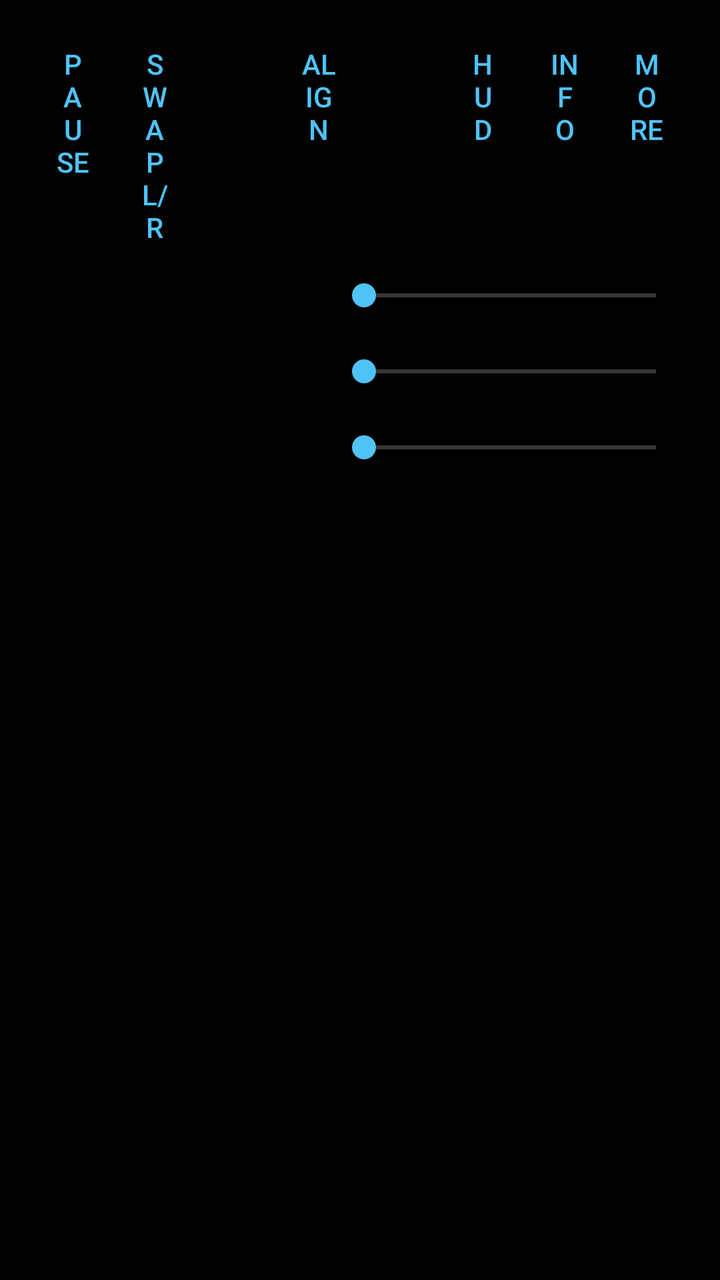
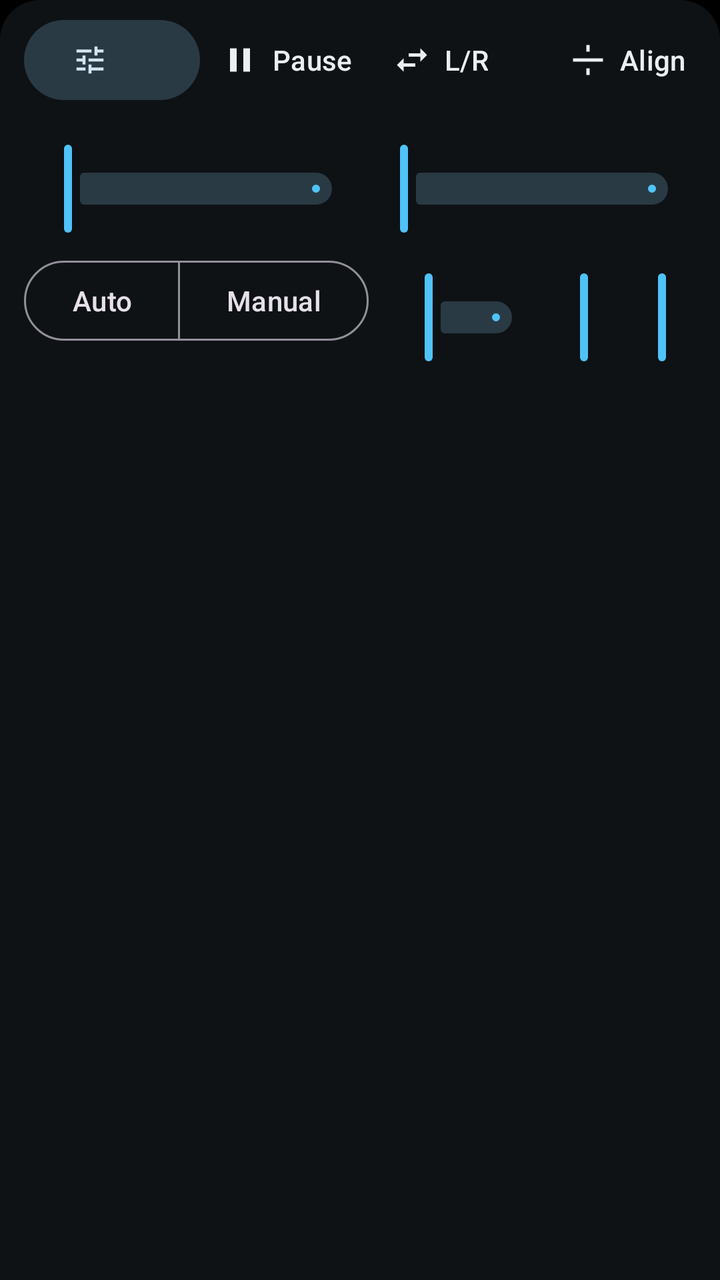

Two renders of the same Android screen: before a commit and after it. Below are the layout's source before the change and the commit's diff.
<!-- AndroidManifest.xml: application theme Theme.StereoView -->
<!-- res/layout/overlay_controls.xml -->
<?xml version="1.0" encoding="utf-8"?>
<LinearLayout xmlns:android="http://schemas.android.com/apk/res/android"
    android:layout_width="match_parent"
    android:layout_height="wrap_content"
    android:background="@color/panel_background"
    android:orientation="vertical"
    android:paddingHorizontal="16dp"
    android:paddingVertical="8dp">

    <LinearLayout
        android:layout_width="match_parent"
        android:layout_height="wrap_content"
        android:orientation="horizontal">

        <Button
            android:id="@+id/playButton"
            style="?android:attr/buttonBarButtonStyle"
            android:layout_width="0dp"
            android:layout_height="wrap_content"
            android:layout_weight="1"
            android:text="@string/pause" />

        <Button
            android:id="@+id/swapButton"
            style="?android:attr/buttonBarButtonStyle"
            android:layout_width="0dp"
            android:layout_height="wrap_content"
            android:layout_weight="1"
            android:text="@string/swap" />

        <Button
            android:id="@+id/scaleButton"
            style="?android:attr/buttonBarButtonStyle"
            android:layout_width="0dp"
            android:layout_height="wrap_content"
            android:layout_weight="1" />

        <Button
            android:id="@+id/alignButton"
            style="?android:attr/buttonBarButtonStyle"
            android:layout_width="0dp"
            android:layout_height="wrap_content"
            android:layout_weight="1"
            android:text="@string/align" />

        <Button
            android:id="@+id/exposureModeButton"
            style="?android:attr/buttonBarButtonStyle"
            android:layout_width="0dp"
            android:layout_height="wrap_content"
            android:layout_weight="1" />

        <Button
            android:id="@+id/hudButton"
            style="?android:attr/buttonBarButtonStyle"
            android:layout_width="0dp"
            android:layout_height="wrap_content"
            android:layout_weight="1"
            android:text="@string/hud" />

        <Button
            android:id="@+id/infoButton"
            style="?android:attr/buttonBarButtonStyle"
            android:layout_width="0dp"
            android:layout_height="wrap_content"
            android:layout_weight="1"
            android:text="@string/info" />

        <Button
            android:id="@+id/moreButton"
            style="?android:attr/buttonBarButtonStyle"
            android:layout_width="0dp"
            android:layout_height="wrap_content"
            android:layout_weight="1"
            android:text="@string/more" />
    </LinearLayout>

    <LinearLayout
        android:layout_width="match_parent"
        android:layout_height="wrap_content"
        android:gravity="center_vertical"
        android:orientation="horizontal">

        <TextView
            android:id="@+id/convergenceLabel"
            android:layout_width="150dp"
            android:layout_height="wrap_content"
            android:textColor="#FFFFFF" />

        <SeekBar
            android:id="@+id/convergenceSeek"
            android:layout_width="0dp"
            android:layout_height="wrap_content"
            android:layout_weight="1"
            android:max="100"
            android:paddingVertical="10dp" />
    </LinearLayout>

    <LinearLayout
        android:layout_width="match_parent"
        android:layout_height="wrap_content"
        android:gravity="center_vertical"
        android:orientation="horizontal">

        <TextView
            android:id="@+id/depthLabel"
            android:layout_width="150dp"
            android:layout_height="wrap_content"
            android:textColor="#FFFFFF" />

        <SeekBar
            android:id="@+id/depthSeek"
            android:layout_width="0dp"
            android:layout_height="wrap_content"
            android:layout_weight="1"
            android:max="100"
            android:paddingVertical="10dp" />
    </LinearLayout>

    <LinearLayout
        android:id="@+id/brightnessRow"
        android:layout_width="match_parent"
        android:layout_height="wrap_content"
        android:gravity="center_vertical"
        android:orientation="horizontal">

        <TextView
            android:id="@+id/brightnessLabel"
            android:layout_width="150dp"
            android:layout_height="wrap_content"
            android:textColor="#FFFFFF" />

        <SeekBar
            android:id="@+id/brightnessSeek"
            android:layout_width="0dp"
            android:layout_height="wrap_content"
            android:layout_weight="1"
            android:paddingVertical="10dp" />
    </LinearLayout>

    <LinearLayout
        android:id="@+id/shutterRow"
        android:layout_width="match_parent"
        android:layout_height="wrap_content"
        android:gravity="center_vertical"
        android:orientation="horizontal"
        android:visibility="gone">

        <TextView
            android:id="@+id/shutterLabel"
            android:layout_width="150dp"
            android:layout_height="wrap_content"
            android:textColor="#FFFFFF" />

        <SeekBar
            android:id="@+id/shutterSeek"
            android:layout_width="0dp"
            android:layout_height="wrap_content"
            android:layout_weight="1"
            android:max="1000"
            android:paddingVertical="10dp" />
    </LinearLayout>

    <LinearLayout
        android:id="@+id/isoRow"
        android:layout_width="match_parent"
        android:layout_height="wrap_content"
        android:gravity="center_vertical"
        android:orientation="horizontal"
        android:visibility="gone">

        <TextView
            android:id="@+id/isoLabel"
            android:layout_width="150dp"
            android:layout_height="wrap_content"
            android:textColor="#FFFFFF" />

        <SeekBar
            android:id="@+id/isoSeek"
            android:layout_width="0dp"
            android:layout_height="wrap_content"
            android:layout_weight="1"
            android:max="1000"
            android:paddingVertical="10dp" />
    </LinearLayout>

    <TextView
        android:id="@+id/statusText"
        android:layout_width="match_parent"
        android:layout_height="wrap_content"
        android:ellipsize="end"
        android:maxLines="2"
        android:textColor="#B0BEC5"
        android:textSize="12sp" />
</LinearLayout>
<!-- resources referenced by this layout -->
<resources>
  <color name="panel_background">#B0000000</color>
  <string name="more">More</string>
  <string name="swap">Swap L/R</string>
  <style name="Theme.StereoView" parent="Theme.AppCompat.NoActionBar">
          <item name="android:windowBackground">@android:color/black</item>
          <item name="android:windowFullscreen">true</item>
          <item name="android:windowLayoutInDisplayCutoutMode">shortEdges</item>
          <item name="colorAccent">#4FC3F7</item>
      </style>
  <!-- unchanged entries left out for length: 4 -->
</resources>

<!-- the commit's change to res/layout/overlay_controls.xml (unified diff, before → after) -->
@@ -1,195 +1,293 @@
 <?xml version="1.0" encoding="utf-8"?>
 <LinearLayout xmlns:android="http://schemas.android.com/apk/res/android"
+    xmlns:app="http://schemas.android.com/apk/res-auto"
     android:layout_width="match_parent"
     android:layout_height="wrap_content"
-    android:background="@color/panel_background"
+    android:background="@drawable/bg_panel"
     android:orientation="vertical"
-    android:paddingHorizontal="16dp"
-    android:paddingVertical="8dp">
-
-    <LinearLayout
-        android:layout_width="match_parent"
-        android:layout_height="wrap_content"
-        android:orientation="horizontal">
-
-        <Button
-            android:id="@+id/playButton"
-            style="?android:attr/buttonBarButtonStyle"
-            android:layout_width="0dp"
-            android:layout_height="wrap_content"
-            android:layout_weight="1"
-            android:text="@string/pause" />
-
-        <Button
-            android:id="@+id/swapButton"
-            style="?android:attr/buttonBarButtonStyle"
-            android:layout_width="0dp"
-            android:layout_height="wrap_content"
-            android:layout_weight="1"
-            android:text="@string/swap" />
-
-        <Button
-            android:id="@+id/scaleButton"
-            style="?android:attr/buttonBarButtonStyle"
-            android:layout_width="0dp"
-            android:layout_height="wrap_content"
-            android:layout_weight="1" />
-
-        <Button
-            android:id="@+id/alignButton"
-            style="?android:attr/buttonBarButtonStyle"
-            android:layout_width="0dp"
-            android:layout_height="wrap_content"
-            android:layout_weight="1"
-            android:text="@string/align" />
-
-        <Button
-            android:id="@+id/exposureModeButton"
-            style="?android:attr/buttonBarButtonStyle"
-            android:layout_width="0dp"
-            android:layout_height="wrap_content"
-            android:layout_weight="1" />
-
-        <Button
-            android:id="@+id/hudButton"
-            style="?android:attr/buttonBarButtonStyle"
-            android:layout_width="0dp"
-            android:layout_height="wrap_content"
-            android:layout_weight="1"
-            android:text="@string/hud" />
-
-        <Button
-            android:id="@+id/infoButton"
-            style="?android:attr/buttonBarButtonStyle"
-            android:layout_width="0dp"
-            android:layout_height="wrap_content"
-            android:layout_weight="1"
-            android:text="@string/info" />
-
-        <Button
-            android:id="@+id/moreButton"
-            style="?android:attr/buttonBarButtonStyle"
-            android:layout_width="0dp"
-            android:layout_height="wrap_content"
-            android:layout_weight="1"
-            android:text="@string/more" />
-    </LinearLayout>
-
+    android:paddingHorizontal="12dp"
+    android:paddingTop="6dp"
+    android:paddingBottom="6dp">
+
+    
     <LinearLayout
         android:layout_width="match_parent"
         android:layout_height="wrap_content"
         android:gravity="center_vertical"
         android:orientation="horizontal">
 
-        <TextView
-            android:id="@+id/convergenceLabel"
-            android:layout_width="150dp"
-            android:layout_height="wrap_content"
-            android:textColor="#FFFFFF" />
-
-        <SeekBar
-            android:id="@+id/convergenceSeek"
+        <com.google.android.material.button.MaterialButton
+            android:id="@+id/profileButton"
+            style="@style/Widget.Material3.Button.TonalButton"
+            android:layout_width="wrap_content"
+            android:layout_height="wrap_content"
+            android:maxWidth="220dp"
+            android:ellipsize="end"
+            android:maxLines="1"
+            android:textAllCaps="false"
+            app:icon="@drawable/ic_profile"
+            app:iconSize="18dp" />
+
+        <View
             android:layout_width="0dp"
-            android:layout_height="wrap_content"
-            android:layout_weight="1"
-            android:max="100"
-            android:paddingVertical="10dp" />
+            android:layout_height="1dp"
+            android:layout_weight="1" />
+
+        <com.google.android.material.button.MaterialButton
+            android:id="@+id/playButton"
+            style="@style/Widget.StereoView.ToolButton"
+            android:layout_width="wrap_content"
+            android:layout_height="wrap_content"
+            android:text="@string/pause"
+            app:icon="@drawable/ic_pause" />
+
+        <com.google.android.material.button.MaterialButton
+            android:id="@+id/swapButton"
+            style="@style/Widget.StereoView.ToolButton"
+            android:layout_width="wrap_content"
+            android:layout_height="wrap_content"
+            android:text="@string/swap"
+            app:icon="@drawable/ic_swap" />
+
+        <com.google.android.material.button.MaterialButton
+            android:id="@+id/scaleButton"
+            style="@style/Widget.StereoView.ToolButton"
+            android:layout_width="wrap_content"
+            android:layout_height="wrap_content" />
+
+        <com.google.android.material.button.MaterialButton
+            android:id="@+id/alignButton"
+            style="@style/Widget.StereoView.ToolButton"
+            android:layout_width="wrap_content"
+            android:layout_height="wrap_content"
+            android:text="@string/align"
+            app:icon="@drawable/ic_align" />
+
+        <com.google.android.material.button.MaterialButton
+            android:id="@+id/hudButton"
+            style="@style/Widget.StereoView.ToolButton"
+            android:layout_width="wrap_content"
+            android:layout_height="wrap_content"
+            android:text="@string/hud" />
+
+        <com.google.android.material.button.MaterialButton
+            android:id="@+id/infoButton"
+            style="@style/Widget.StereoView.ToolButton"
+            android:layout_width="wrap_content"
+            android:layout_height="wrap_content"
+            android:contentDescription="@string/info"
+            app:icon="@drawable/ic_info" />
+
+        <com.google.android.material.button.MaterialButton
+            android:id="@+id/settingsButton"
+            style="@style/Widget.StereoView.ToolButton"
+            android:layout_width="wrap_content"
+            android:layout_height="wrap_content"
+            android:contentDescription="@string/settings"
+            app:icon="@drawable/ic_settings" />
+
+        <com.google.android.material.button.MaterialButton
+            android:id="@+id/collapseButton"
+            style="@style/Widget.StereoView.ToolButton"
+            android:layout_width="wrap_content"
+            android:layout_height="wrap_content"
+            android:contentDescription="@string/collapse"
+            app:icon="@drawable/ic_expand_more" />
+
+        <com.google.android.material.button.MaterialButton
+            android:id="@+id/recordButton"
+            style="@style/Widget.Material3.Button.OutlinedButton"
+            android:layout_width="wrap_content"
+            android:layout_height="wrap_content"
+            android:layout_marginStart="6dp"
+            android:minWidth="104dp"
+            android:text="@string/record"
+            android:textColor="@color/record"
+            app:icon="@drawable/ic_record"
+            app:iconTint="@color/record"
+            app:strokeColor="@color/record" />
     </LinearLayout>
 
+    
     <LinearLayout
+        android:id="@+id/sliders"
         android:layout_width="match_parent"
         android:layout_height="wrap_content"
-        android:gravity="center_vertical"
-        android:orientation="horizontal">
-
-        <TextView
-            android:id="@+id/depthLabel"
-            android:layout_width="150dp"
-            android:layout_height="wrap_content"
-            android:textColor="#FFFFFF" />
-
-        <SeekBar
-            android:id="@+id/depthSeek"
-            android:layout_width="0dp"
-            android:layout_height="wrap_content"
-            android:layout_weight="1"
-            android:max="100"
-            android:paddingVertical="10dp" />
-    </LinearLayout>
-
-    <LinearLayout
-        android:id="@+id/brightnessRow"
-        android:layout_width="match_parent"
-        android:layout_height="wrap_content"
-        android:gravity="center_vertical"
-        android:orientation="horizontal">
-
-        <TextView
-            android:id="@+id/brightnessLabel"
-            android:layout_width="150dp"
-            android:layout_height="wrap_content"
-            android:textColor="#FFFFFF" />
-
-        <SeekBar
-            android:id="@+id/brightnessSeek"
-            android:layout_width="0dp"
-            android:layout_height="wrap_content"
-            android:layout_weight="1"
-            android:paddingVertical="10dp" />
-    </LinearLayout>
-
-    <LinearLayout
-        android:id="@+id/shutterRow"
-        android:layout_width="match_parent"
-        android:layout_height="wrap_content"
-        android:gravity="center_vertical"
-        android:orientation="horizontal"
-        android:visibility="gone">
-
-        <TextView
-            android:id="@+id/shutterLabel"
-            android:layout_width="150dp"
-            android:layout_height="wrap_content"
-            android:textColor="#FFFFFF" />
-
-        <SeekBar
-            android:id="@+id/shutterSeek"
-            android:layout_width="0dp"
-            android:layout_height="wrap_content"
-            android:layout_weight="1"
-            android:max="1000"
-            android:paddingVertical="10dp" />
-    </LinearLayout>
-
-    <LinearLayout
-        android:id="@+id/isoRow"
-        android:layout_width="match_parent"
-        android:layout_height="wrap_content"
-        android:gravity="center_vertical"
-        android:orientation="horizontal"
-        android:visibility="gone">
-
-        <TextView
-            android:id="@+id/isoLabel"
-            android:layout_width="150dp"
-            android:layout_height="wrap_content"
-            android:textColor="#FFFFFF" />
-
-        <SeekBar
-            android:id="@+id/isoSeek"
-            android:layout_width="0dp"
-            android:layout_height="wrap_content"
-            android:layout_weight="1"
-            android:max="1000"
-            android:paddingVertical="10dp" />
+        android:orientation="vertical">
+
+        <LinearLayout
+            android:layout_width="match_parent"
+            android:layout_height="wrap_content"
+            android:baselineAligned="false"
+            android:orientation="horizontal">
+
+            <LinearLayout
+                android:layout_width="0dp"
+                android:layout_height="wrap_content"
+                android:layout_weight="1"
+                android:orientation="vertical">
+
+                <TextView
+                    android:id="@+id/convergenceLabel"
+                    android:layout_width="wrap_content"
+                    android:layout_height="wrap_content"
+                    android:layout_marginStart="16dp"
+                    android:textAppearance="@style/TextAppearance.StereoView.Label" />
+
+                <com.google.android.material.slider.Slider
+                    android:id="@+id/convergenceSlider"
+                    android:layout_width="match_parent"
+                    android:layout_height="wrap_content"
+                    android:stepSize="1"
+                    android:valueFrom="-200"
+                    android:valueTo="200"
+                    app:labelBehavior="gone"
+                    app:tickVisible="false" />
+            </LinearLayout>
+
+            <LinearLayout
+                android:layout_width="0dp"
+                android:layout_height="wrap_content"
+                android:layout_weight="1"
+                android:orientation="vertical">
+
+                <TextView
+                    android:id="@+id/depthLabel"
+                    android:layout_width="wrap_content"
+                    android:layout_height="wrap_content"
+                    android:layout_marginStart="16dp"
+                    android:textAppearance="@style/TextAppearance.StereoView.Label" />
+
+                <com.google.android.material.slider.Slider
+                    android:id="@+id/depthSlider"
+                    android:layout_width="match_parent"
+                    android:layout_height="wrap_content"
+                    android:stepSize="1"
+                    android:valueFrom="0"
+                    android:valueTo="100"
+                    app:labelBehavior="gone"
+                    app:tickVisible="false" />
+            </LinearLayout>
+        </LinearLayout>
+
+        <LinearLayout
+            android:layout_width="match_parent"
+            android:layout_height="wrap_content"
+            android:baselineAligned="false"
+            android:gravity="center_vertical"
+            android:orientation="horizontal">
+
+            <com.google.android.material.button.MaterialButtonToggleGroup
+                android:id="@+id/exposureModeGroup"
+                android:layout_width="wrap_content"
+                android:layout_height="wrap_content"
+                android:layout_marginEnd="8dp"
+                app:selectionRequired="true"
+                app:singleSelection="true">
+
+                <com.google.android.material.button.MaterialButton
+                    android:id="@+id/exposureAutoButton"
+                    style="@style/Widget.Material3.Button.OutlinedButton"
+                    android:layout_width="wrap_content"
+                    android:layout_height="wrap_content"
+                    android:minWidth="0dp"
+                    android:text="@string/exposure_auto"
+                    android:textAllCaps="false" />
+
+                <com.google.android.material.button.MaterialButton
+                    android:id="@+id/exposureManualButton"
+                    style="@style/Widget.Material3.Button.OutlinedButton"
+                    android:layout_width="wrap_content"
+                    android:layout_height="wrap_content"
+                    android:minWidth="0dp"
+                    android:text="@string/exposure_manual"
+                    android:textAllCaps="false" />
+            </com.google.android.material.button.MaterialButtonToggleGroup>
+
+            <LinearLayout
+                android:id="@+id/brightnessColumn"
+                android:layout_width="0dp"
+                android:layout_height="wrap_content"
+                android:layout_weight="2"
+                android:orientation="vertical">
+
+                <TextView
+                    android:id="@+id/brightnessLabel"
+                    android:layout_width="wrap_content"
+                    android:layout_height="wrap_content"
+                    android:layout_marginStart="16dp"
+                    android:textAppearance="@style/TextAppearance.StereoView.Label" />
+
+                <com.google.android.material.slider.Slider
+                    android:id="@+id/brightnessSlider"
+                    android:layout_width="match_parent"
+                    android:layout_height="wrap_content"
+                    android:stepSize="1"
+                    android:valueFrom="0"
+                    android:valueTo="1"
+                    app:labelBehavior="gone"
+                    app:tickVisible="false" />
+            </LinearLayout>
+
+            <LinearLayout
+                android:id="@+id/shutterColumn"
+                android:layout_width="0dp"
+                android:layout_height="wrap_content"
+                android:layout_weight="1"
+                android:orientation="vertical">
+
+                <TextView
+                    android:id="@+id/shutterLabel"
+                    android:layout_width="wrap_content"
+                    android:layout_height="wrap_content"
+                    android:layout_marginStart="16dp"
+                    android:textAppearance="@style/TextAppearance.StereoView.Label" />
+
+                <com.google.android.material.slider.Slider
+                    android:id="@+id/shutterSlider"
+                    android:layout_width="match_parent"
+                    android:layout_height="wrap_content"
+                    android:stepSize="1"
+                    android:valueFrom="0"
+                    android:valueTo="1000"
+                    app:labelBehavior="gone"
+                    app:tickVisible="false" />
+            </LinearLayout>
+
+            <LinearLayout
+                android:id="@+id/isoColumn"
+                android:layout_width="0dp"
+                android:layout_height="wrap_content"
+                android:layout_weight="1"
+                android:orientation="vertical">
+
+                <TextView
+                    android:id="@+id/isoLabel"
+                    android:layout_width="wrap_content"
+                    android:layout_height="wrap_content"
+                    android:layout_marginStart="16dp"
+                    android:textAppearance="@style/TextAppearance.StereoView.Label" />
+
+                <com.google.android.material.slider.Slider
+                    android:id="@+id/isoSlider"
+                    android:layout_width="match_parent"
+                    android:layout_height="wrap_content"
+                    android:stepSize="1"
+                    android:valueFrom="0"
+                    android:valueTo="1000"
+                    app:labelBehavior="gone"
+                    app:tickVisible="false" />
+            </LinearLayout>
+        </LinearLayout>
     </LinearLayout>
 
     <TextView
         android:id="@+id/statusText"
         android:layout_width="match_parent"
         android:layout_height="wrap_content"
+        android:layout_marginHorizontal="4dp"
         android:ellipsize="end"
         android:maxLines="2"
-        android:textColor="#B0BEC5"
-        android:textSize="12sp" />
+        android:textAppearance="@style/TextAppearance.Material3.BodySmall"
+        android:textColor="@color/panel_text_secondary" />
 </LinearLayout>
<!-- resource entries referenced after the edit -->
@@ -1,14 +1,130 @@
 <!-- resources referenced by this layout -->
 <resources>
-  <color name="panel_background">#B0000000</color>
-  <string name="more">More</string>
-  <string name="swap">Swap L/R</string>
-  <style name="Theme.StereoView" parent="Theme.AppCompat.NoActionBar">
+  <color name="panel_text_secondary">#9FB0BA</color>
+  <color name="record">#FF5252</color>
+  <!-- drawable bg_panel (drawable) -->
+  <shape xmlns:android="http://schemas.android.com/apk/res/android">
+      <solid android:color="@color/panel_surface" />
+      <corners android:topLeftRadius="20dp" android:topRightRadius="20dp" />
+  </shape>
+  <!-- drawable ic_align (drawable) -->
+  <vector xmlns:android="http://schemas.android.com/apk/res/android"
+      android:width="24dp"
+      android:height="24dp"
+      android:viewportWidth="24"
+      android:viewportHeight="24">
+      <path
+          android:fillColor="#FFFFFFFF"
+          android:pathData="M3,11h18v2H3zM11,3h2v4h-2zM11,17h2v4h-2z" />
+  </vector>
+  <!-- drawable ic_expand_more (drawable) -->
+  <vector xmlns:android="http://schemas.android.com/apk/res/android"
+      android:width="24dp"
+      android:height="24dp"
+      android:viewportWidth="24"
+      android:viewportHeight="24">
+      <path
+          android:fillColor="#FFFFFFFF"
+          android:pathData="M16.59,8.59L12,13.17 7.41,8.59 6,10l6,6 6,-6z" />
+  </vector>
+  <!-- drawable ic_info (drawable) -->
+  <vector xmlns:android="http://schemas.android.com/apk/res/android"
+      android:width="24dp"
+      android:height="24dp"
+      android:viewportWidth="24"
+      android:viewportHeight="24">
+      <path
+          android:fillColor="#FFFFFFFF"
+          android:pathData="M12,2C6.48,2 2,6.48 2,12s4.48,10 10,10 10,-4.48 10,-10S17.52,2 12,2zM13,17h-2v-6h2v6zM13,9h-2V7h2v2z" />
+  </vector>
+  <!-- drawable ic_pause (drawable) -->
+  <vector xmlns:android="http://schemas.android.com/apk/res/android"
+      android:width="24dp"
+      android:height="24dp"
+      android:viewportWidth="24"
+      android:viewportHeight="24">
+      <path
+          android:fillColor="#FFFFFFFF"
+          android:pathData="M6,19h4V5H6v14zM14,5v14h4V5h-4z" />
+  </vector>
+  <!-- drawable ic_profile (drawable) -->
+  <vector xmlns:android="http://schemas.android.com/apk/res/android"
+      android:width="24dp"
+      android:height="24dp"
+      android:viewportWidth="24"
+      android:viewportHeight="24">
+      <path
+          android:fillColor="#FFFFFFFF"
+          android:pathData="M3,17v2h6v-2H3zM3,5v2h10V5H3zM13,21v-2h8v-2h-8v-2h-2v6h2zM7,9v2H3v2h4v2h2V9H7zM21,13v-2H11v2h10zM15,9h2V7h4V5h-4V3h-2v6z" />
+  </vector>
+  <!-- drawable ic_record (drawable) -->
+  <vector xmlns:android="http://schemas.android.com/apk/res/android"
+      android:width="24dp"
+      android:height="24dp"
+      android:viewportWidth="24"
+      android:viewportHeight="24">
+      <path
+          android:fillColor="#FFFFFFFF"
+          android:pathData="M12,12m-6,0a6,6 0,1 1,12 0a6,6 0,1 1,-12 0" />
+  </vector>
+  <!-- drawable ic_settings (drawable) -->
+  <vector xmlns:android="http://schemas.android.com/apk/res/android"
+      android:width="24dp"
+      android:height="24dp"
+      android:viewportWidth="24"
+      android:viewportHeight="24">
+      <path
+          android:fillColor="#FFFFFFFF"
+          android:pathData="M19.14,12.94c0.04,-0.3 0.06,-0.61 0.06,-0.94c0,-0.32 -0.02,-0.64 -0.07,-0.94l2.03,-1.58c0.18,-0.14 0.23,-0.41 0.12,-0.61l-1.92,-3.32c-0.12,-0.22 -0.37,-0.29 -0.59,-0.22l-2.39,0.96c-0.5,-0.38 -1.03,-0.7 -1.62,-0.94L14.4,2.81c-0.04,-0.24 -0.24,-0.41 -0.48,-0.41h-3.84c-0.24,0 -0.43,0.17 -0.47,0.41L9.25,5.35C8.66,5.59 8.12,5.92 7.63,6.29L5.24,5.33c-0.22,-0.08 -0.47,0 -0.59,0.22L2.74,8.87C2.62,9.08 2.66,9.34 2.86,9.48l2.03,1.58C4.84,11.36 4.8,11.69 4.8,12s0.02,0.64 0.07,0.94l-2.03,1.58c-0.18,0.14 -0.23,0.41 -0.12,0.61l1.92,3.32c0.12,0.22 0.37,0.29 0.59,0.22l2.39,-0.96c0.5,0.38 1.03,0.7 1.62,0.94l0.36,2.54c0.05,0.24 0.24,0.41 0.48,0.41h3.84c0.24,0 0.44,-0.17 0.47,-0.41l0.36,-2.54c0.59,-0.24 1.13,-0.56 1.62,-0.94l2.39,0.96c0.22,0.08 0.47,0 0.59,-0.22l1.92,-3.32c0.12,-0.22 0.07,-0.47 -0.12,-0.61L19.14,12.94zM12,15.6c-1.98,0 -3.6,-1.62 -3.6,-3.6s1.62,-3.6 3.6,-3.6s3.6,1.62 3.6,3.6S13.98,15.6 12,15.6z" />
+  </vector>
+  <!-- drawable ic_swap (drawable) -->
+  <vector xmlns:android="http://schemas.android.com/apk/res/android"
+      android:width="24dp"
+      android:height="24dp"
+      android:viewportWidth="24"
+      android:viewportHeight="24">
+      <path
+          android:fillColor="#FFFFFFFF"
+          android:pathData="M6.99,11L3,15l3.99,4v-3H14v-2H6.99v-3zM21,9l-3.99,-4v3H10v2h7.01v3L21,9z" />
+  </vector>
+  <string name="collapse">Collapse controls</string>
+  <string name="exposure_auto">Auto</string>
+  <string name="exposure_manual">Manual</string>
+  <string name="record">Rec</string>
+  <string name="settings">Settings</string>
+  <string name="swap">L/R</string>
+  <style name="TextAppearance.StereoView.Label" parent="TextAppearance.Material3.LabelMedium">
+          <item name="android:textColor">@color/panel_text_secondary</item>
+      </style>
+  <style name="Widget.StereoView.ToolButton" parent="Widget.Material3.Button.TextButton">
+          <item name="android:minWidth">0dp</item>
+          <item name="android:paddingStart">10dp</item>
+          <item name="android:paddingEnd">10dp</item>
+          <item name="android:insetTop">2dp</item>
+          <item name="android:insetBottom">2dp</item>
+          <item name="android:textAllCaps">false</item>
+          <item name="android:textColor">@color/panel_text</item>
+          <item name="iconTint">@color/panel_text</item>
+          <item name="iconPadding">6dp</item>
+          <item name="iconSize">20dp</item>
+      </style>
+  <style name="Theme.StereoView" parent="Theme.Material3.Dark.NoActionBar">
           <item name="android:windowBackground">@android:color/black</item>
           <item name="android:windowFullscreen">true</item>
           <item name="android:windowLayoutInDisplayCutoutMode">shortEdges</item>
-          <item name="colorAccent">#4FC3F7</item>
+          <item name="colorPrimary">@color/accent</item>
+          <item name="colorOnPrimary">#00222E</item>
+          <item name="colorPrimaryContainer">#004D64</item>
+          <item name="colorOnPrimaryContainer">#BDEBFF</item>
+          <item name="colorSecondaryContainer">#2A3A44</item>
+          <item name="colorOnSecondaryContainer">#D2E5F2</item>
+          <item name="colorSurface">#14191D</item>
+          <item name="colorSurfaceContainerHigh">#1E252A</item>
+          <item name="colorError">@color/record</item>
       </style>
+  <color name="panel_surface">#E6101418</color>
+  <color name="panel_text">#ECEFF1</color>
+  <color name="accent">#4FC3F7</color>
   <!-- unchanged entries left out for length: 4 -->
 </resources>
 
